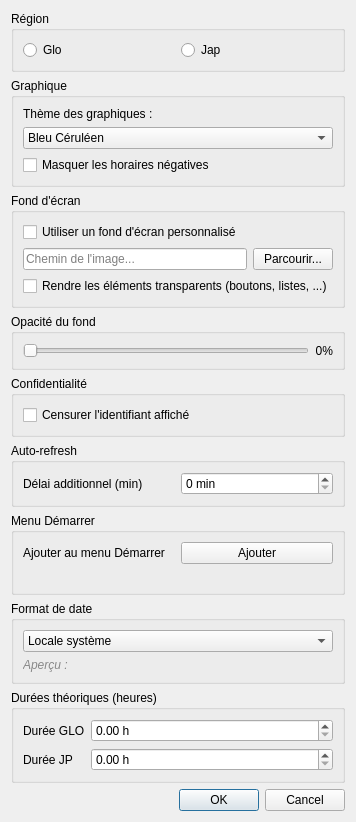
Old version of the form options.ui in the repository darkruss48/Polar.
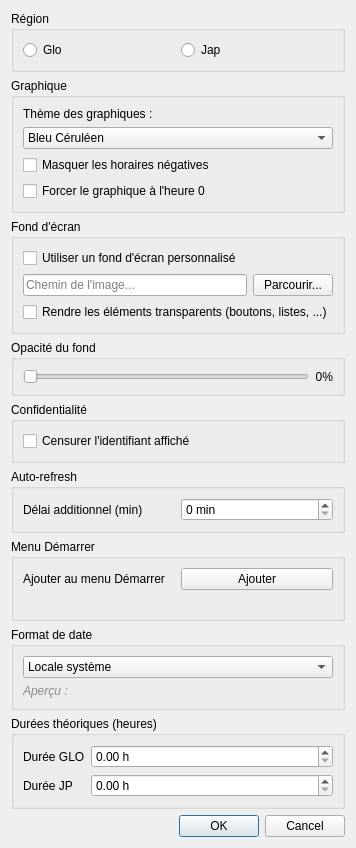
New version of the form.

Commit message: feat(chart): added button to force chart to start at hour 0

Diff of the .ui file:
```diff
--- a/options.ui
+++ b/options.ui
@@ -110,6 +110,13 @@
         </property>
        </widget>
       </item>
+      <item>
+       <widget class="QCheckBox" name="checkForceZeroHour">
+        <property name="text">
+         <string>Forcer le graphique à l'heure 0</string>
+        </property>
+       </widget>
+      </item>
      </layout>
     </widget>
    </item>
```
The commit also changes 6 other files.
